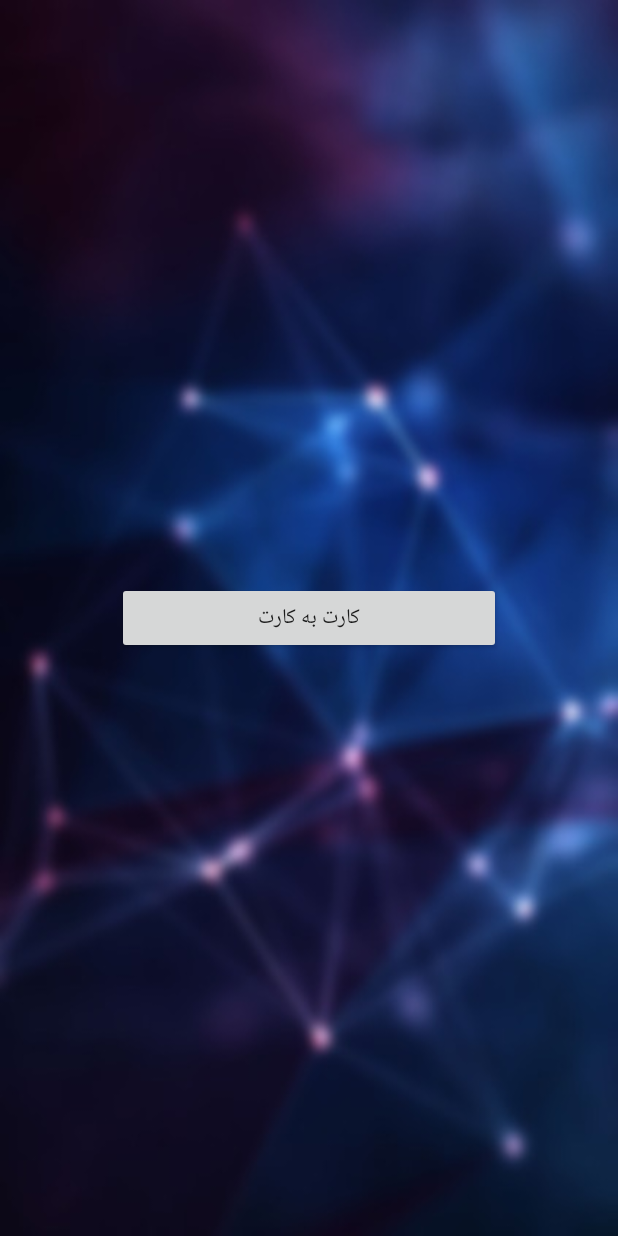
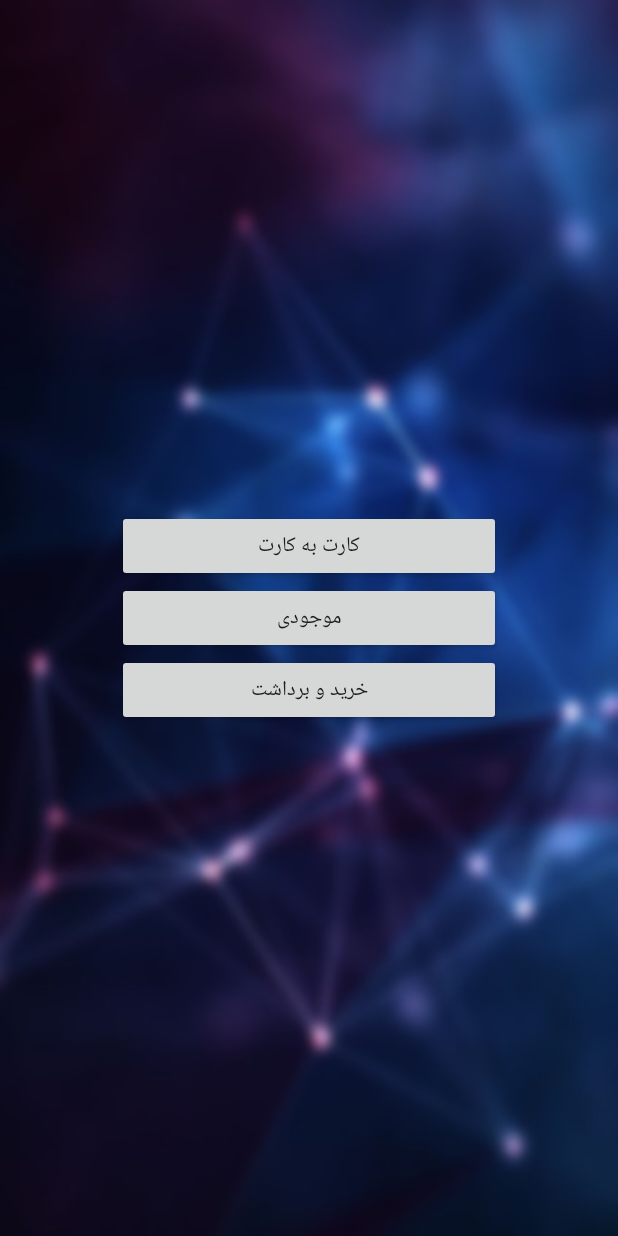
Before and after one commit to abdolmaleki/ServiceStation, an Android app: the CardServiceActivity screen opened directly, with no data from a screen before it, on a phone screen of 412 x 824 dp. Run offline under Robolectric (Android 15) with nearby library versions, the phone set to English and light mode, and no system bars.

Commit message:
add buttons to activity_card_service

```diff
--- a/app/src/main/res/layout/activity_card_service.xml
+++ b/app/src/main/res/layout/activity_card_service.xml
@@ -1,16 +1,29 @@
 <?xml version="1.0" encoding="utf-8"?>
 <LinearLayout xmlns:android="http://schemas.android.com/apk/res/android"
-    xmlns:app="http://schemas.android.com/apk/res-auto"
     xmlns:tools="http://schemas.android.com/tools"
     android:layout_width="match_parent"
     android:layout_height="match_parent"
     android:background="@drawable/bg_all_page"
+    android:gravity="center"
     android:orientation="vertical"
-    android:gravity="center"
     tools:context="com.technotapp.servicestation.activity.CardServiceActivity">
-<Button
-    android:layout_width="256dp"
-    android:layout_height="wrap_content"
-    android:text="کارت به کارت"/>
+
+    <Button
+        android:id="@+id/activity_card_service_btn_moneytransfer"
+        android:layout_width="256dp"
+        android:layout_height="wrap_content"
+        android:text="@string/activity_card_service_moneytransfer" />
+
+    <Button
+        android:id="@+id/activity_card_service_btn_balance"
+        android:layout_width="256dp"
+        android:layout_height="wrap_content"
+        android:text="@string/activity_card_service_balance" />
+
+    <Button
+        android:id="@+id/activity_card_service_btn_buy"
+        android:layout_width="256dp"
+        android:layout_height="wrap_content"
+        android:text="@string/activity_card_service_buy" />
 
 </LinearLayout>
--- a/app/src/main/res/values/strings.xml
+++ b/app/src/main/res/values/strings.xml
@@ -2,7 +2,9 @@
 
     <string name="app_name">ServiceStation</string>
 
-    <!--                   activity splash                      -->
+    <!--==================================================================== -->
+    <!-- splash activity -->
+    <!--==================================================================== -->
 
     <string name="activity_splash_ansarSlogan">نماد خدمت و اعتبار</string>
     <string name="activity_signin_signin">ورود</string>
@@ -10,7 +12,13 @@
     <string name="activity_signin_merchantCode">کد فروشگاه:</string>
     <string name="activity_signin_copyWriteText">تمامی حقوق این برنامه محفوظ میباشد.</string>
 
-    <!-- ______________________________________________________ -->
 
+    <!--==================================================================== -->
+    <!-- card service activity -->
+    <!--==================================================================== -->
+
+    <string name="activity_card_service_buy">خرید و برداشت</string>
+    <string name="activity_card_service_balance">موجودی</string>
+    <string name="activity_card_service_moneytransfer">کارت به کارت</string>
 
 </resources>
```
